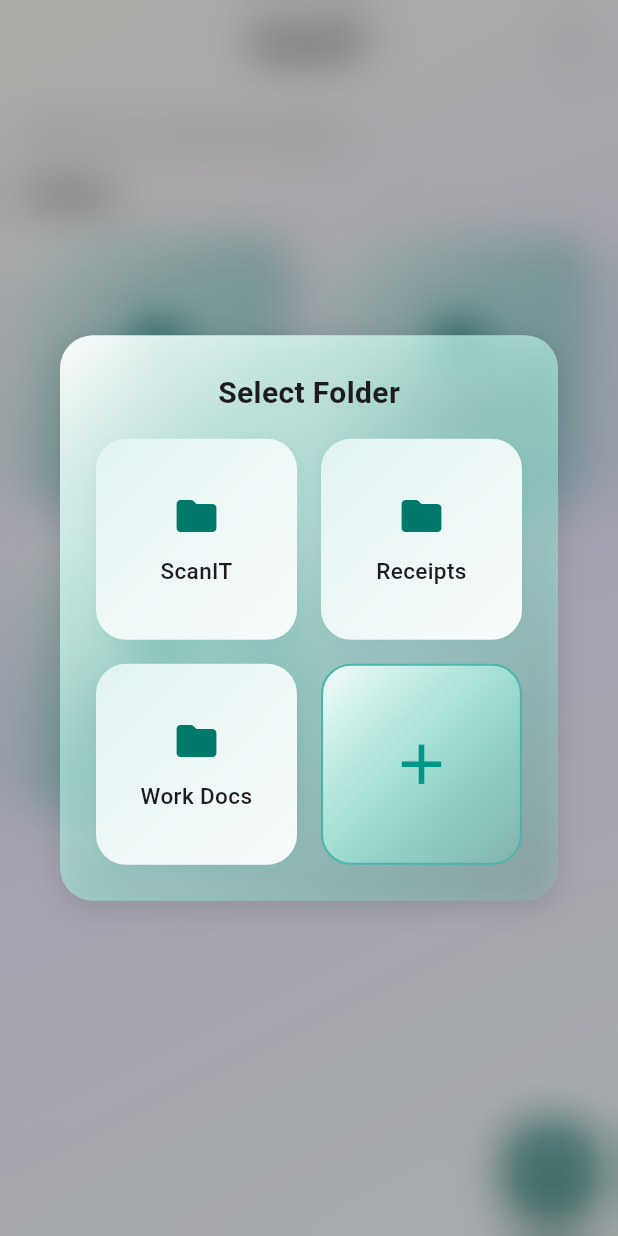
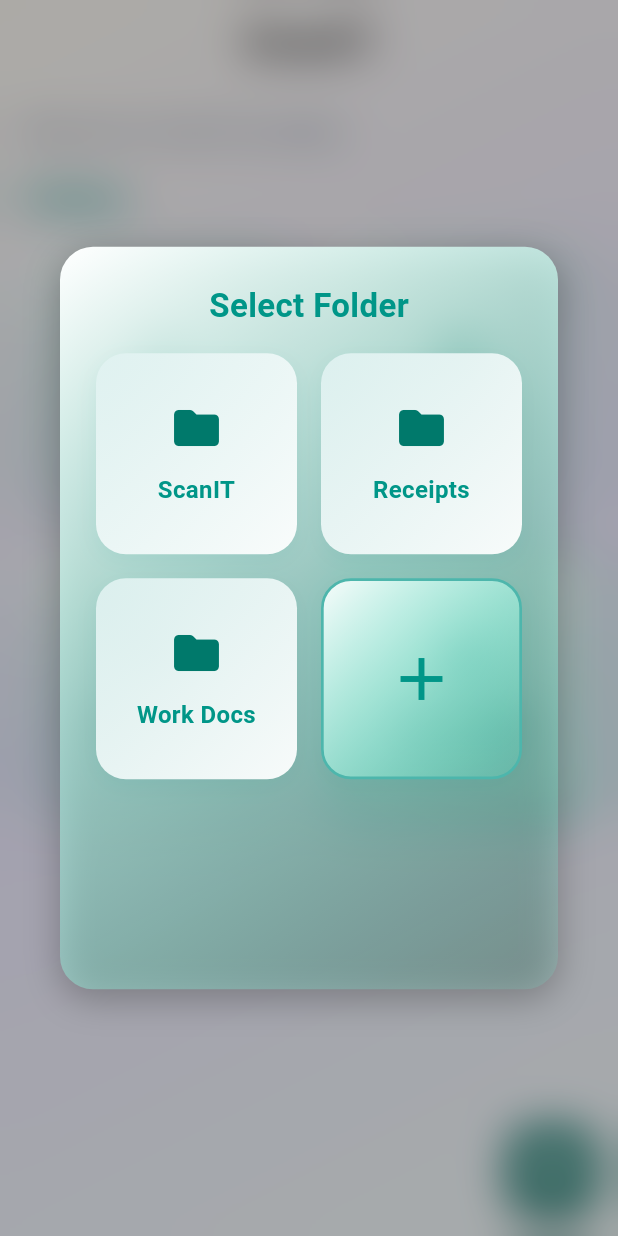
Before and after one commit to AkshaySalate/ScanIt, a Flutter app: the screen it shows after launch, after a tap on the "camera alt" icon, on a phone screen of 412 x 824 dp. Run offline on Flutter 3.47's test engine with Material 3 defaults, Android fonts, the phone set to English and light mode, and no system bars; our stand-ins replace hive, hive_flutter, image_picker, pdf, permission_handler; accounts and stored records are empty.

Commit message:
updated homescreen and folder picker ui

```diff
--- a/lib/screens/homepage.dart
+++ b/lib/screens/homepage.dart
@@ -414,19 +414,18 @@ class _HomeScreenState extends State<HomeScreen> {
 
     return showDialog<Folder>(
       context: context,
-      barrierColor: Colors.transparent,
-      builder: (context) =>Stack(
+      barrierColor: Colors.transparent, // Transparent to show blurred backdrop
+      builder: (context) => Stack(
         children: [
-          // Blurred background layer
+          // Blurred background + subtle dark overlay
           BackdropFilter(
             filter: ImageFilter.blur(sigmaX: 15, sigmaY: 15),
             child: Container(
-              color: Colors.black.withOpacity(0.3), // Optional: dark tint over blur
+              color: Colors.black.withOpacity(0.3),
             ),
           ),
           StatefulBuilder(
             builder: (context, setDialogState) {
-                // ✅ Move inside so it's always up-to-date
               final folders = foldersBox.values.toList();
 
               return Dialog(
@@ -438,7 +437,6 @@ class _HomeScreenState extends State<HomeScreen> {
                   decoration: BoxDecoration(
                     gradient: LinearGradient(
                       colors: [
-                          //Colors.teal.shade100.withOpacity(0.45),
                         Colors.white,
                         Colors.tealAccent.withOpacity(0.12),
                       ],
@@ -446,12 +444,11 @@ class _HomeScreenState extends State<HomeScreen> {
                       end: Alignment.bottomRight,
                     ),
                     borderRadius: BorderRadius.circular(22),
-                      color: Colors.white.withOpacity(0.96),
                     boxShadow: [
                       BoxShadow(
-                          color: Colors.black12,
-                          blurRadius: 16,
-                          offset: Offset(0, 4),
+                        color: Colors.black26,
+                        blurRadius: 20,
+                        offset: const Offset(0, 6),
                       ),
                     ],
                   ),
@@ -462,16 +459,25 @@ class _HomeScreenState extends State<HomeScreen> {
                     "Select Folder",
                     style: TextStyle(
                       fontWeight: FontWeight.bold,
-                            fontSize: 20,
+                      fontSize: 22,
+                      color: Colors.teal,
                     ),
                   ),
                   const SizedBox(height: 16),
-                        GridView.builder(
+                  // Fixed height container wrapping GridView for scrollable folder list
+                  SizedBox(
+                    height: 400, // Fixed height, adjust as needed for your UI
+                    child: GridView.builder(
                       shrinkWrap: true,
+                      padding: EdgeInsets.zero,
+                      physics: const AlwaysScrollableScrollPhysics(),
                       itemCount: folders.length + 1,
-                          physics: const NeverScrollableScrollPhysics(),
                       gridDelegate: const SliverGridDelegateWithFixedCrossAxisCount(
-                              crossAxisCount: 2, mainAxisSpacing: 16, crossAxisSpacing: 16, childAspectRatio: 1),
+                        crossAxisCount: 2,
+                        mainAxisSpacing: 16,
+                        crossAxisSpacing: 16,
+                        childAspectRatio: 1,
+                      ),
                       itemBuilder: (context, i) {
                         if (i < folders.length) {
                           final folder = folders[i];
@@ -479,12 +485,14 @@ class _HomeScreenState extends State<HomeScreen> {
                             color: Colors.transparent,
                             child: InkWell(
                               borderRadius: BorderRadius.circular(20),
+                              splashColor: Colors.teal.withOpacity(0.25),
+                              highlightColor: Colors.teal.withOpacity(0.10),
                               onTap: () => Navigator.pop(context, folder),
                               child: Container(
                                 decoration: BoxDecoration(
                                   gradient: LinearGradient(
                                     colors: [
-                                          Colors.teal.shade50,
+                                      Colors.teal.shade50.withOpacity(0.9),
                                       Colors.white.withOpacity(0.94),
                                     ],
                                     begin: Alignment.topLeft,
@@ -493,9 +501,9 @@ class _HomeScreenState extends State<HomeScreen> {
                                   borderRadius: BorderRadius.circular(20),
                                   boxShadow: [
                                     BoxShadow(
-                                          color: Colors.teal.withOpacity(0.05),
-                                          blurRadius: 8,
-                                          offset: Offset(0, 4),
+                                      color: Colors.teal.withOpacity(0.07),
+                                      blurRadius: 12,
+                                      offset: const Offset(0, 5),
                                     ),
                                   ],
                                 ),
@@ -503,38 +511,44 @@ class _HomeScreenState extends State<HomeScreen> {
                                 child: Column(
                                   mainAxisAlignment: MainAxisAlignment.center,
                                   children: [
-                                        Icon(Icons.folder_rounded, color: Colors.teal.shade700, size: 32),
-                                        const SizedBox(height: 10),
-                                        Text(folder.name,
-                                            style: const TextStyle(fontWeight: FontWeight.w500, fontSize: 15),
+                                    Icon(Icons.folder_rounded, color: Colors.teal.shade700, size: 36),
+                                    const SizedBox(height: 12),
+                                    Text(
+                                      folder.name,
+                                      style: const TextStyle(
+                                        fontWeight: FontWeight.w600,
+                                        fontSize: 16,
+                                        color: Colors.teal,
+                                      ),
                                       textAlign: TextAlign.center,
-                                            overflow: TextOverflow.ellipsis),
+                                      overflow: TextOverflow.ellipsis,
+                                      maxLines: 1,
+                                    ),
                                   ],
                                 ),
                               ),
                             ),
                           );
                         } else {
+                          // Add New Folder Tile with premium styling
                           return Material(
                             color: Colors.transparent,
                             child: InkWell(
                               borderRadius: BorderRadius.circular(20),
+                              splashColor: Colors.teal.withOpacity(0.25),
+                              highlightColor: Colors.teal.withOpacity(0.10),
                               onTap: () async {
-                                    String? newFolderName;
-
                                 await showDialog(
                                   context: context,
-                                      barrierColor: Colors.transparent, // Transparent to show blur
+                                  barrierColor: Colors.transparent,
                                   builder: (context2) => Stack(
                                     children: [
-                                          // Blurred background
                                       BackdropFilter(
                                         filter: ImageFilter.blur(sigmaX: 25, sigmaY: 25),
                                         child: Container(
-                                              color: Colors.black.withOpacity(0.2), // subtle dark overlay
+                                          color: Colors.black.withOpacity(0.2),
                                         ),
                                       ),
-                                          // Centered dialog box matching Rename UI
                                       Center(
                                         child: Dialog(
                                           backgroundColor: Colors.transparent,
@@ -564,7 +578,7 @@ class _HomeScreenState extends State<HomeScreen> {
                                               children: [
                                                 const Text(
                                                   'New Folder Name',
-                                                      style: TextStyle(fontSize: 20, fontWeight: FontWeight.w600),
+                                                  style: TextStyle(fontSize: 20, fontWeight: FontWeight.w600, color: Colors.teal),
                                                 ),
                                                 const SizedBox(height: 18),
                                                 TextField(
@@ -630,26 +644,34 @@ class _HomeScreenState extends State<HomeScreen> {
                                   borderRadius: BorderRadius.circular(20),
                                   gradient: LinearGradient(
                                     colors: [
-                                          Colors.tealAccent.withOpacity(0.14),
-                                          Colors.white.withOpacity(0.93),
+                                      Colors.tealAccent.withOpacity(0.18),
+                                      Colors.white.withOpacity(0.95),
                                     ],
                                     begin: Alignment.bottomRight,
                                     end: Alignment.topLeft,
                                   ),
                                   border: Border.all(
                                     color: Colors.teal.shade300,
-                                        width: 1.4,
+                                    width: 1.8,
                                   ),
+                                  boxShadow: [
+                                    BoxShadow(
+                                      color: Colors.teal.withOpacity(0.07),
+                                      blurRadius: 12,
+                                      offset: const Offset(0, 4),
+                                    ),
+                                  ],
                                 ),
                                 padding: const EdgeInsets.all(16),
                                 child: const Center(
-                                      child: Icon(Icons.add, color: Colors.teal, size: 45),
+                                  child: Icon(Icons.add, color: Colors.teal, size: 48),
                                 ),
                               ),
                             ),
                           );
                         }
                       },
+                    ),
                   ),
                     ],
                   ),
@@ -663,12 +685,13 @@ class _HomeScreenState extends State<HomeScreen> {
   }
 
 
+
   @override
   Widget build(BuildContext context) {
-    int crossAxisCount = MediaQuery.of(context).size.width > 600 ? 3 : 2;
-    double sidePadding = MediaQuery.of(context).size.width > 600 ? 32 : 16;
+    final width = MediaQuery.of(context).size.width;
+    final horizontalPadding = width * 0.035;
+    final verticalPadding = width * 0.025;
 
-    // Use ValueListenableBuilder for automatic UI updates
     return Container(
       decoration: const BoxDecoration(
         gradient: LinearGradient(
@@ -691,60 +714,73 @@ class _HomeScreenState extends State<HomeScreen> {
             style: TextStyle(
               color: Colors.black,
               fontWeight: FontWeight.w700,
-              fontSize: 24,
+              fontSize: 26,
+              letterSpacing: 0.8,
             ),
           ),
           centerTitle: true,
-          actions: [
-            IconButton(
-              icon: Icon(Icons.add_rounded, color: Colors.teal.shade800),
-              onPressed: _addFolder,
-              tooltip: 'Add Folder',
-            ),
-            const SizedBox(width: 8),
-          ],
+          // Removed add-folder icon for cleaner UI
         ),
         body: Padding(
-          padding: EdgeInsets.symmetric(horizontal: sidePadding, vertical: 14),
+          padding: EdgeInsets.symmetric(horizontal: horizontalPadding, vertical: verticalPadding),
           child: Column(
             crossAxisAlignment: CrossAxisAlignment.start,
             children: [
-              const Padding(
-                padding: EdgeInsets.only(bottom: 16, top: 8),
+              Flexible(
+                flex: 0,
+                child: const Padding(
+                  padding: EdgeInsets.only(bottom: 18, top: 10),
                   child: Text(
                     'Welcome to ScanIT by Salate',
                     style: TextStyle(
                       fontSize: 16,
-                    color: Colors.grey,
+                      color: Color(0xFF6B7C93),
                       fontWeight: FontWeight.w500,
+                    ),
                   ),
                 ),
               ),
               const Text(
                 "Folders",
                 style: TextStyle(
-                  fontWeight: FontWeight.w600,
-                  fontSize: 18,
+                  fontWeight: FontWeight.w700,
+                  fontSize: 21,
+                  color: Colors.teal,
+                  letterSpacing: 0.3,
                 ),
               ),
-              const SizedBox(height: 14),
+              const SizedBox(height: 16),
               Expanded(
                 child: ValueListenableBuilder(
                   valueListenable: foldersBox.listenable(),
                   builder: (context, Box<Folder> box, _) {
                     final folders = box.values.toList();
-                    if (folders.isEmpty) {
-                      return const Center(child: Text("No folders yet."));
+                    final totalItems = folders.length + 1; // +1 for Add card
+
+                    return LayoutBuilder(
+                      builder: (context, constraints) {
+                        // Determine columns by available width (always square tiles)
+                        int columns;
+                        if (constraints.maxWidth < 500) {
+                          columns = 2;
+                        } else if (constraints.maxWidth < 900) {
+                          columns = 3;
+                        } else {
+                          columns = 4;
                         }
+                        final spacing = width * 0.045;
+
                         return GridView.builder(
-                      itemCount: folders.length,
+                          itemCount: totalItems,
+                          padding: const EdgeInsets.only(bottom: 12),
                           gridDelegate: SliverGridDelegateWithFixedCrossAxisCount(
-                        crossAxisCount: crossAxisCount,
-                        crossAxisSpacing: 22,
-                        mainAxisSpacing: 22,
+                            crossAxisCount: columns,
+                            crossAxisSpacing: spacing,
+                            mainAxisSpacing: spacing,
                             childAspectRatio: 1.0,
                           ),
                           itemBuilder: (context, i) {
+                            if (i < folders.length) {
                               final folder = folders[i];
                               return GestureDetector(
                                 onTap: () {
@@ -758,9 +794,23 @@ class _HomeScreenState extends State<HomeScreen> {
                                 child: _FolderSquareCard(
                                   folderName: folder.name,
                                   onMorePressed: () => _showFolderMenu(folder, context),
+                                  iconSize: width * 0.093,
+                                  fontSize: width * 0.043,
+                                ),
+                              );
+                            } else {
+                              // "Add Folder" visually as a card
+                              return GestureDetector(
+                                onTap: _addFolder,
+                                child: _AddFolderCard(
+                                  iconSize: width * 0.10,
+                                  fontSize: width * 0.045,
                                 ),
                               );
                             }
+                          },
+                        );
+                      },
                     );
                   },
                 ),
@@ -772,22 +822,31 @@ class _HomeScreenState extends State<HomeScreen> {
           backgroundColor: Colors.teal.shade800,
           foregroundColor: Colors.white,
           onPressed: _openCamera,
+          shape: RoundedRectangleBorder(
+            borderRadius: BorderRadius.circular(15),
+          ),
+          elevation: 4,
           child: const Icon(Icons.camera_alt_rounded, size: 32),
           tooltip: "Scan Document",
         ),
       ),
     );
   }
+
 }
 
 // Your square folder card widget
 class _FolderSquareCard extends StatelessWidget {
   final String folderName;
   final VoidCallback onMorePressed;
+  final double iconSize;
+  final double fontSize;
 
   const _FolderSquareCard({
     required this.folderName,
     required this.onMorePressed,
+    required this.iconSize,
+    required this.fontSize,
     super.key,
   });
 
@@ -795,55 +854,57 @@ class _FolderSquareCard extends StatelessWidget {
   Widget build(BuildContext context) {
     return Stack(
       children: [
-        // Existing folder card design
-        Container(
+        AnimatedContainer(
+          duration: const Duration(milliseconds: 200),
           decoration: BoxDecoration(
-            borderRadius: BorderRadius.circular(22),
+            borderRadius: BorderRadius.circular(24),
             gradient: LinearGradient(
               colors: [
-                Colors.white.withOpacity(0.85),
-                Colors.teal.withOpacity(0.12),
+                Colors.white,
+                Colors.teal.shade100.withOpacity(0.15),
+                Colors.teal.shade50.withOpacity(0.2),
               ],
               begin: Alignment.topLeft,
               end: Alignment.bottomRight,
             ),
             boxShadow: [
               BoxShadow(
-                color: Colors.teal.withOpacity(0.10),
-                blurRadius: 20,
-                offset: const Offset(0, 8),
+                color: Colors.teal.withOpacity(0.07),
+                blurRadius: 22,
+                offset: const Offset(0, 4),
               ),
             ],
           ),
           child: Center(
+            child: Padding(
+              padding: EdgeInsets.symmetric(horizontal: iconSize * 0.3),
               child: Column(
                 mainAxisSize: MainAxisSize.min,
                 children: [
-                Icon(Icons.folder_rounded, color: Colors.teal.shade700, size: 38),
-                const SizedBox(height: 14),
-                Padding(
-                  padding: const EdgeInsets.symmetric(horizontal: 10.0),
-                  child: Text(
+                  Icon(Icons.folder_rounded, color: Colors.teal.shade700, size: iconSize),
+                  SizedBox(height: iconSize * 0.38),
+                  Text(
                     folderName,
-                    style: const TextStyle(
-                      fontWeight: FontWeight.w600,
-                      fontSize: 17,
+                    style: TextStyle(
+                      fontWeight: FontWeight.w700,
+                      fontSize: fontSize,
+                      color: Colors.teal.shade900,
                     ),
                     textAlign: TextAlign.center,
                     maxLines: 2,
                     overflow: TextOverflow.ellipsis,
                   ),
-                ),
                 ],
               ),
             ),
           ),
-        // "More" button (top right)
+        ),
         Positioned(
-          top: 0,
-          right: 0,
+          top: 8,
+          right: 8,
           child: IconButton(
-            icon: Icon(Icons.more_vert, color: Colors.grey.shade700, size: 20),
+            icon: Icon(Icons.more_vert, color: Colors.grey.shade600, size: fontSize * 1.1),
+            splashRadius: 21,
             onPressed: onMorePressed,
             tooltip: 'Folder options',
           ),
@@ -852,3 +913,53 @@ class _FolderSquareCard extends StatelessWidget {
     );
   }
 }
+
+class _AddFolderCard extends StatelessWidget {
+  final double iconSize;
+  final double fontSize;
+  const _AddFolderCard({super.key, required this.iconSize, required this.fontSize});
+
+  @override
+  Widget build(BuildContext context) {
+    return AnimatedContainer(
+      duration: const Duration(milliseconds: 180),
+      decoration: BoxDecoration(
+        gradient: LinearGradient(
+          colors: [
+            Colors.tealAccent.withOpacity(0.13),
+            Colors.white.withOpacity(0.91),
+          ],
+          begin: Alignment.bottomLeft,
+          end: Alignment.topRight,
+        ),
+        border: Border.all(color: Colors.teal.shade400, width: 1.8),
+        borderRadius: BorderRadius.circular(24),
+        boxShadow: [
+          BoxShadow(
+            color: Colors.teal.withOpacity(0.06),
+            blurRadius: 18,
+            offset: const Offset(0, 6),
+          ),
+        ],
+      ),
+      child: Center(
+        child: Column(
+          mainAxisSize: MainAxisSize.min,
+          children: [
+            Icon(Icons.add_circle_rounded, color: Colors.teal.shade400, size: iconSize),
+            SizedBox(height: iconSize * 0.35),
+            Text(
+              'Add Folder',
+              style: TextStyle(
+                fontWeight: FontWeight.w600,
+                fontSize: fontSize,
+                color: Colors.teal.shade700,
+                letterSpacing: 0.07,
+              ),
+            ),
+          ],
+        ),
+      ),
+    );
+  }
+}
```
Lines whose indentation alone changed are shown as unchanged.
